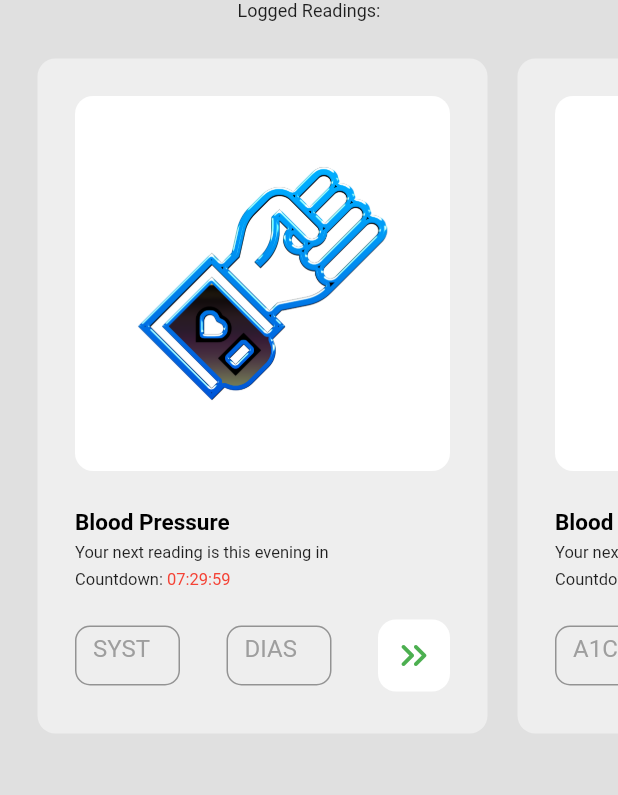
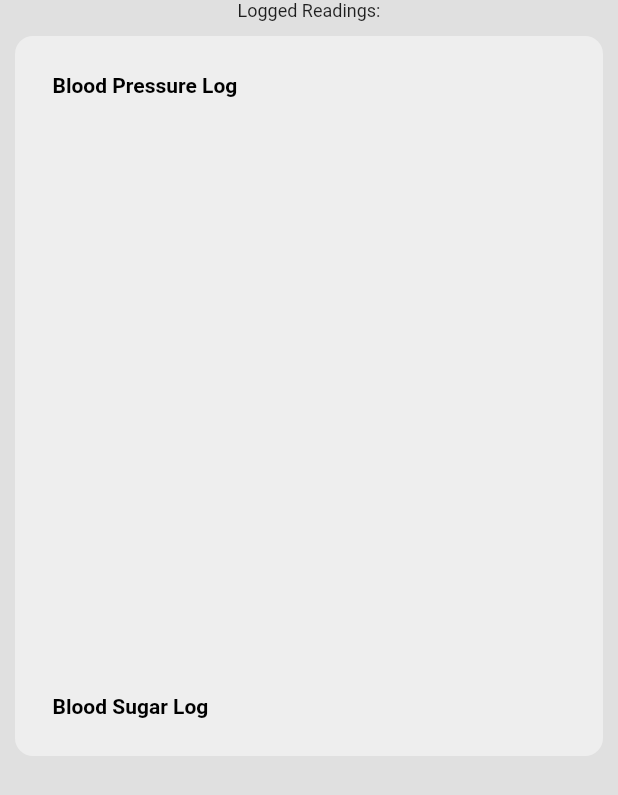
Before and after one commit to HungerMadra/life_med_easy, a Flutter app: the Logs screen opened directly, on a phone screen of 412 x 824 dp. Shown: the top 795 px of the screen. Run offline on Flutter 3.47's test engine with Material 2 defaults, Android fonts, the phone set to English and light mode, and no system bars; our stand-ins replace google_fonts, google_nav_bar, sqflite; accounts and stored records are empty.

Commit message:
Working Log Page

```diff
--- /dev/null
+++ b/lib/components/logs_tile.dart
@@ -0,0 +1,107 @@
+import 'package:flutter/material.dart';
+import 'package:google_fonts/google_fonts.dart';
+import 'readings_tile.dart'; // Import the ReadingsTile class
+
+class LogsTile extends StatefulWidget {
+  const LogsTile({Key? key}) : super(key: key);
+
+  @override
+  State<LogsTile> createState() => _LogsTileState();
+}
+
+class _LogsTileState extends State<LogsTile> {
+  late List<Map<String, dynamic>> _pressureLog = [];
+  late List<Map<String, dynamic>> _sugarLog = [];
+  bool _isLoading = true;
+
+  @override
+  void initState() {
+    super.initState();
+    _fetchPressureLog();
+//    _fetchSugarLog();
+  }
+
+  Future<void> _fetchPressureLog() async {
+    final database = await ReadingsTile.getDatabase();
+    _pressureLog = await database.query('pressure_log');
+    setState(() {
+      _isLoading = false;
+    });
+  }
+
+//Uncoment the below code to fetch sugar log
+
+  // Future<void> _fetchSugarLog() async {
+  //   final database = await ReadingsTile.getDatabase();
+  //   //TODO: Replace 'pressure_log' with 'sugar_log'
+  //   _sugarLog = await database.query('pressure_log');
+  //   setState(() {
+  //     _isLoading = false;
+  //   });
+  // }
+
+  @override
+  Widget build(BuildContext context) {
+    return _isLoading
+        ? const Center(child: CircularProgressIndicator())
+        : Container(
+            decoration: BoxDecoration(
+              color: Colors.grey[200],
+              borderRadius: BorderRadius.circular(12),
+            ),
+            margin: const EdgeInsets.all(10),
+            padding: const EdgeInsets.all(25),
+            width: 300,
+            child: Column(
+              crossAxisAlignment: CrossAxisAlignment.start,
+              mainAxisAlignment: MainAxisAlignment.spaceBetween,
+              children: [
+                // Displaying pressure log data
+                Column(
+                  crossAxisAlignment: CrossAxisAlignment.start,
+                  children: [
+                    Text(
+                      'Blood Pressure Log',
+                      style: GoogleFonts.roboto(
+                        fontSize: 14,
+                        fontWeight: FontWeight.bold,
+                        color: Colors.black,
+                      ),
+                    ),
+                    for (var entry in _pressureLog)
+                      Text(
+                        'Syst: ${entry['syst']}, Dias: ${entry['dias']}',
+                        style: GoogleFonts.roboto(
+                          fontSize: 12,
+                          color: Colors.blueGrey[350],
+                        ),
+                      ),
+                  ],
+                ),
+                // Displaying sugar log data
+                Column(
+                  crossAxisAlignment: CrossAxisAlignment.start,
+                  children: [
+                    Text(
+                      'Blood Sugar Log',
+                      style: GoogleFonts.roboto(
+                        fontSize: 14,
+                        fontWeight: FontWeight.bold,
+                        color: Colors.black,
+                      ),
+                    ),
+                    for (var entry in _sugarLog)
+                      Text(
+                        'Sugar: ${entry['sugar']}',
+                        style: GoogleFonts.roboto(
+                          fontSize: 12,
+                          color: Colors.blueGrey[350],
+                        ),
+                      ),
+                  ],
+                ),
+              ],
+            ),
+          );
+  }
+}
--- a/lib/components/readings_tile.dart
+++ b/lib/components/readings_tile.dart
@@ -18,6 +18,19 @@ class ReadingsTile extends StatefulWidget {
 
   @override
   State<ReadingsTile> createState() => _ReadingsTileState();
+
+// Getter method to access the database instance
+  static Future<Database> getDatabase() async {
+    return await openDatabase(
+      join(await getDatabasesPath(), 'pressure_log_database.db'),
+      version: 1,
+      onCreate: (db, version) {
+        return db.execute(
+          'CREATE TABLE pressure_log(id INTEGER PRIMARY KEY, syst INTEGER, dias INTEGER)',
+        );
+      },
+    );
+  }
 }
 
 class _ReadingsTileState extends State<ReadingsTile> {
@@ -88,6 +101,8 @@ Future<void> _savePressureLog(BuildContext context, int syst, int dias) async {
   for (var controller in widget.reading.textFieldControllers) {
     controller.clear();
   }
+
+  //
 
   // Print current pressure log to debug console
   print(await _getPressureLog());
--- a/lib/pages/logs.dart
+++ b/lib/pages/logs.dart
@@ -1,7 +1,6 @@
 import 'package:flutter/material.dart';
 import 'package:google_fonts/google_fonts.dart';
-import '../components/readings_tile.dart';
-import '../models/readings.dart';
+import 'package:life_med_easy/components/logs_tile.dart';
 import 'insights.dart';
 
 class Logs extends StatefulWidget {
@@ -12,7 +11,6 @@ class Logs extends StatefulWidget {
 }
 
 class _LogsState extends State<Logs> {
-
   int _selectedIndex = 0;
 
   void navigateBottomNavBar(int index) {
@@ -21,38 +19,29 @@ class _LogsState extends State<Logs> {
     });
   }
 
-    // Pages to display on the bottom nav bar
   final List<Widget> _pages = [
     // Use ListView.builder only if you need dynamic content, otherwise, you can use a Column
     ListView(
       children: [
         //Reading Title
         Center(
-          child: Text('Logged Readings:',
-          style: GoogleFonts.roboto(
-                  fontSize: 12,
-                  color: Colors.blueGrey[350],
-                ),),
+          child: Text(
+            'Logged Readings:',
+            style: GoogleFonts.roboto(
+              fontSize: 12,
+              color: Colors.blueGrey[350],
+            ),
+          ),
         ),
-
         //Reading Subtitle
 
         //Reading Description
-      SizedBox(
-        height: 500,
-        child: ListView.builder(
-          itemCount: Readings().readings.length,
-          scrollDirection: Axis.horizontal,
-          padding: const EdgeInsets.all(15),
-          itemBuilder: (context, index) {
-            final reading = Readings().readings[index];
-            return ReadingsTile(reading: reading);  // Use ReadingsTile to display each reading
-          },
+        const SizedBox(
+          height: 500,
+          child: LogsTile(), // Display LogsTile to show both pressure and sugar logs
         ),
-      ),
       ],
     ),
-
     const Logs(),
     const Insights(),
   ];
@@ -62,7 +51,6 @@ class _LogsState extends State<Logs> {
     return Scaffold(
       backgroundColor: Colors.grey[300],
       body: _pages[_selectedIndex],
-
     );
   }
 }
```
